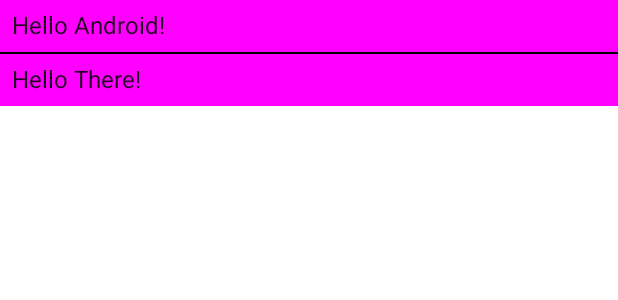
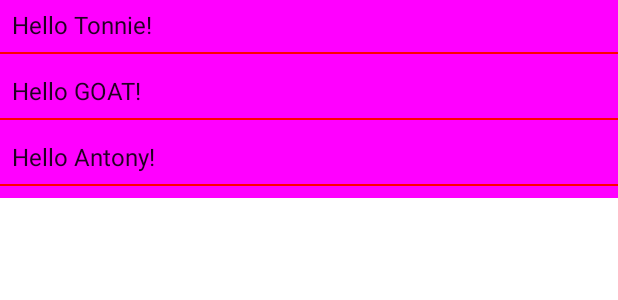
Before and after one commit to Tonnie-Dev/ComposeIntro, an Android app built with Jetpack Compose: the @Preview function DefaultPreview, on a phone screen of 412 x 824 dp. Shown: the top 300 px of the screen. Run offline under Robolectric (Android 15) with nearby library versions, the phone set to English and light mode, and no system bars.

Commit message:
Loop Greetings List

```diff
--- a/app/src/main/java/com/uxstate/MainActivity.kt
+++ b/app/src/main/java/com/uxstate/MainActivity.kt
@@ -4,6 +4,8 @@ import android.os.Bundle
 import androidx.activity.ComponentActivity
 import androidx.activity.compose.setContent
 import androidx.compose.foundation.layout.Column
+import androidx.compose.foundation.layout.Spacer
+import androidx.compose.foundation.layout.height
 import androidx.compose.foundation.layout.padding
 import androidx.compose.material.Divider
 import androidx.compose.material.MaterialTheme
@@ -27,11 +29,10 @@ class MainActivity : ComponentActivity() {
 }
 
 
-
 @Composable
-fun MyApp(content:@Composable ()-> Unit){
+fun MyApp(content: @Composable () -> Unit) {
     ComposeIntroTheme {
-        Surface(color = Color.Magenta){
+        Surface(color = Color.Magenta) {
 
 
             content()
@@ -46,30 +47,30 @@ fun MyApp(content:@Composable ()-> Unit){
 fun Greeting(name: String) {
 
 
-
-        Text(text = "Hello $name!" ,modifier = Modifier.padding(8.dp))
+    Text(text = "Hello $name!", modifier = Modifier.padding(8.dp))
 
 
 }
 
 
 @Composable
-fun MyScreenContent(){
+fun MyScreenContent(names: List<String> = listOf("Tonnie", "GOAT", "Antony")) {
 
 
-    Column{
+    Column {
 
-        Greeting("Android")
-        Divider(color = Color.Black)
-        Greeting("There")
+        for (name in names) {
+            Greeting(name)
+            Divider(color = Color.Red)
+            Spacer(modifier = Modifier.height(8.dp))
 
-
+        }
     }
 
 }
 
-@Preview(showBackground = true, name = "F1.5", fontScale = 1.5f)
-@Preview(showBackground = true, fontScale = 1.0f, name = "F1.0")
+@Preview(showBackground = true)
+@Preview(showBackground = true)
 @Composable
 fun DefaultPreview() {
     ComposeIntroTheme {
```
